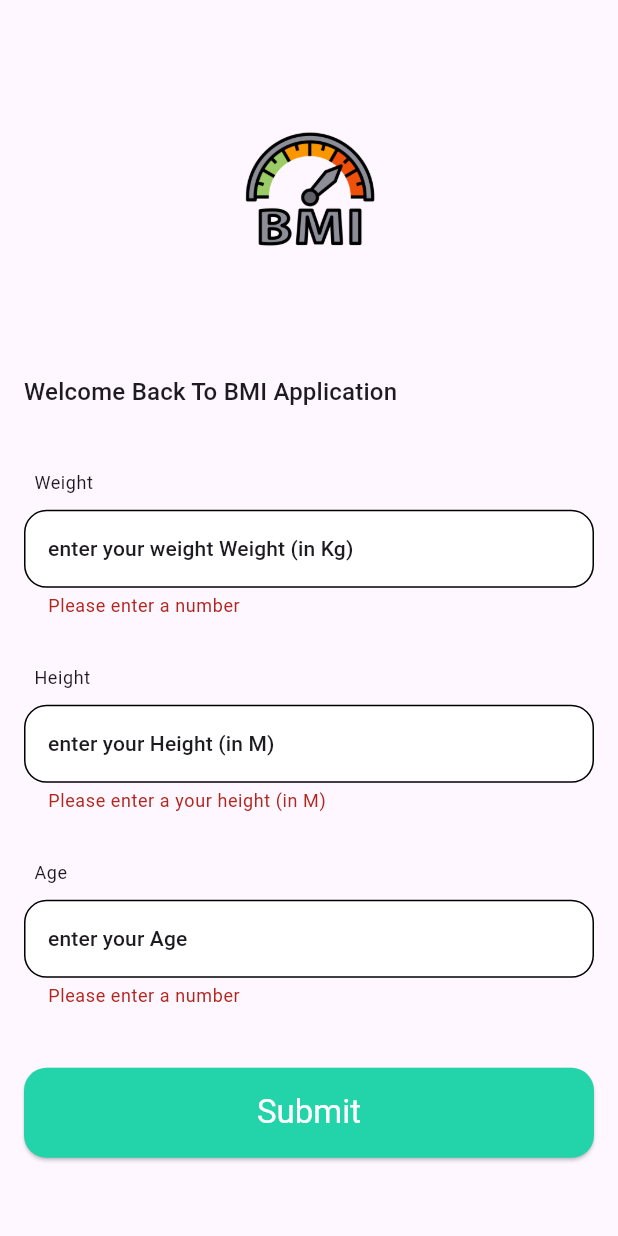
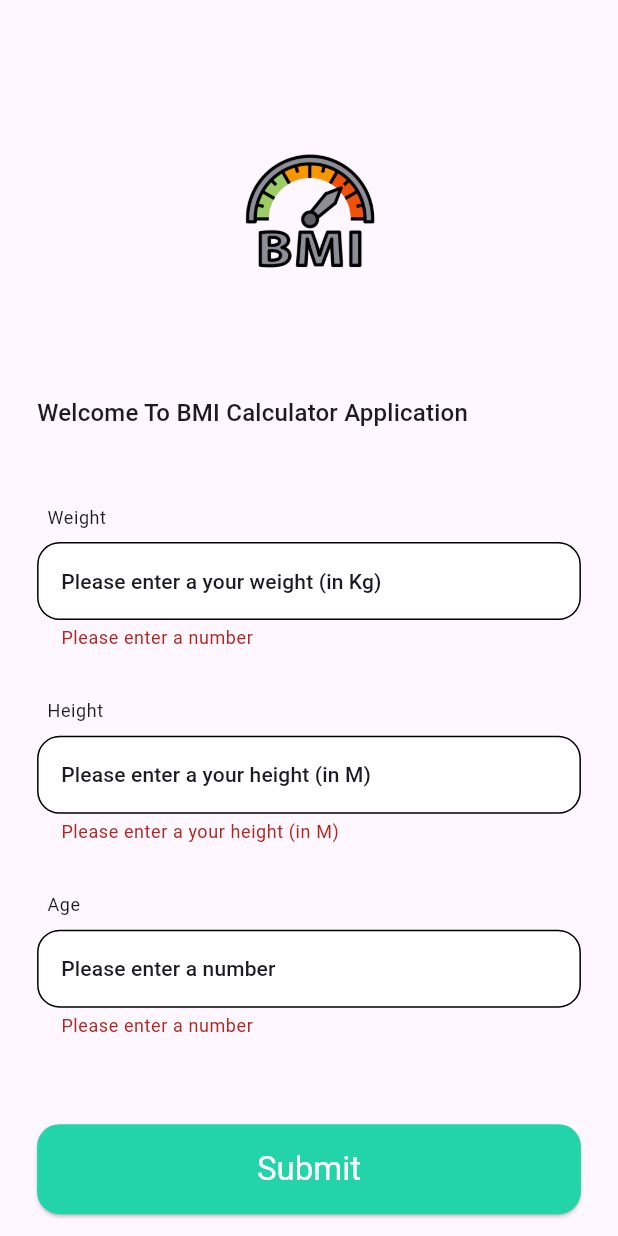
Before and after one commit to yahyaabdulaziz/bmi_calculator, a Flutter app: the HomeScreen screen opened by its route, after a tap on "Submit", on a phone screen of 412 x 824 dp. Run offline on Flutter 3.47's test engine with Material 3 defaults, Android fonts, the phone set to English and light mode, and no system bars; our stand-ins replace cloud_firestore, firebase_auth, firebase_core, share_plus; missing offline and left inert: pretty_gauge; accounts and stored records are empty.

Commit message:
Complete Implementing Full Task (App Strings & Responsive Code).

```diff
--- a/lib/main.dart
+++ b/lib/main.dart
@@ -1,4 +1,4 @@
-import 'package:bmi_calculator/result_provider.dart';
+import 'package:bmi_calculator/provider/result_provider.dart';
 import 'package:bmi_calculator/ui/auth/login_anonymously/login_anonymously.dart';
 import 'package:bmi_calculator/ui/auth/login_anonymously/login_view_model.dart';
 import 'package:bmi_calculator/ui/home/edit/edit_screen.dart';
@@ -14,6 +14,7 @@ void main() async {
   WidgetsFlutterBinding.ensureInitialized();
   await Firebase.initializeApp();
 
+  // using Provider State Management
   runApp(MultiProvider(providers: [
     ChangeNotifierProvider<ResultProvider>(
       create: (_) => ResultProvider(),
@@ -32,7 +33,6 @@ class MyApp extends StatelessWidget {
   Widget build(BuildContext context) {
     return MaterialApp(
       debugShowCheckedModeBanner: false,
-      title: 'BMI Calculator',
       routes: {
         // all the routes of my app
         LoginScreen.routeName: (_) => LoginScreen(
--- a/lib/ui/home/home_page/home_screen.dart
+++ b/lib/ui/home/home_page/home_screen.dart
@@ -1,5 +1,6 @@
 import 'package:bmi_calculator/ui/home/home_page/home_view_model.dart';
 import 'package:bmi_calculator/utils/app_assets.dart';
+import 'package:bmi_calculator/utils/app_strings.dart';
 import 'package:bmi_calculator/widgets/custom_button.dart';
 import 'package:bmi_calculator/widgets/custom_text_form_field.dart';
 import 'package:bmi_calculator/widgets/form_label.dart';
@@ -19,124 +20,124 @@ class _HomeScreenState extends State<HomeScreen> {
 
   @override
   Widget build(BuildContext context) {
+    var height = MediaQuery.of(context).size.height;
     return Scaffold(
       body: SingleChildScrollView(
         child: Padding(
-          padding: const EdgeInsets.all(16.0),
+          padding: EdgeInsets.all(height * .03),
           child: Form(
             key: viewModel.formKey,
             child: Column(
               crossAxisAlignment: CrossAxisAlignment.stretch,
               children: [
-                const SizedBox(
-                  height: 60,
+                SizedBox(
+                  height: height * .08,
                 ),
-                Image.asset(AppAssets.splash,
-                    height: MediaQuery.of(context).size.height * .12),
-                const SizedBox(
-                  height: 75,
+                Image.asset(AppAssets.splash, height: height * .12),
+                SizedBox(
+                  height: height * .09,
                 ),
                 Text(
-                  'Welcome Back To BMI Application',
+                  '${AppStrings.welcomeMessage}',
                   style: Theme.of(context).textTheme.titleMedium,
                 ),
-                const SizedBox(
-                  height: 40,
+                SizedBox(
+                  height: height * .06,
                 ),
                 FormLabelWidget(
-                  label: '  Weight',
+                  label: '  ${AppStrings.weight}',
                 ),
-                const SizedBox(
-                  height: 10,
+                SizedBox(
+                  height: height * .01,
                 ),
                 CustomTextFormField(
                     controller: viewModel.weightController,
-                    hintText: 'enter your weight Weight (in Kg)',
+                    hintText: '${AppStrings.enterWeightMessage}',
                     validator: (value) {
                       if (value!.isEmpty) {
-                        return 'Please enter a number';
+                        return '${AppStrings.enterNumber}';
                       }
 
-                      final number = int.tryParse(value!);
+                      final number = int.tryParse(value);
 
                       if (number == null) {
-                        return 'Please enter a valid number';
+                        return '${AppStrings.enterValidNumber}';
                       }
 
                       if (number < 0 || number > 200) {
-                        return 'Number must be between 0 and 200';
+                        return '${AppStrings.weightValidationMessage}';
                       }
 
                       return null;
                     },
                     type: TextInputType.number),
-                const SizedBox(
-                  height: 32,
+                SizedBox(
+                  height: height * .04,
                 ),
                 FormLabelWidget(
-                  label: '  Height',
+                  label: '  ${AppStrings.height}',
                 ),
-                const SizedBox(
-                  height: 10,
+                SizedBox(
+                  height: height * .01,
                 ),
                 CustomTextFormField(
-                  hintText: 'enter your Height (in M)',
+                  hintText: '${AppStrings.enterHeightMessage}',
                   controller: viewModel.heightController,
                   validator: (value) {
                     if (value!.isEmpty) {
-                      return 'Please enter a your height (in M)';
+                      return '${AppStrings.enterHeightMessage}';
                     }
 
-                    final number = double.tryParse(value!);
+                    final number = double.tryParse(value);
 
                     if (number == null) {
-                      return 'Please enter a valid number';
+                      return '${AppStrings.enterValidNumber}';
                     }
 
                     if (number < 0 || number > 2) {
-                      return 'Number must be between 0 and 2';
+                      return '${AppStrings.heightValidationMessage}';
                     }
 
                     return null;
                   },
                   type: TextInputType.number,
                 ),
-                const SizedBox(
-                  height: 32,
+                SizedBox(
+                  height: height * .04,
                 ),
                 FormLabelWidget(
-                  label: '  Age',
+                  label: '  ${AppStrings.age}',
                 ),
-                const SizedBox(
-                  height: 10,
+                SizedBox(
+                  height: height * .01,
                 ),
                 CustomTextFormField(
-                  hintText: 'enter your Age',
+                  hintText: '${AppStrings.enterAge}',
                   controller: viewModel.ageController,
                   validator: (value) {
                     if (value!.isEmpty) {
-                      return 'Please enter a number';
+                      return '${AppStrings.enterNumber}';
                     }
 
-                    final number = int.tryParse(value!);
+                    final number = int.tryParse(value);
 
                     if (number == null) {
-                      return 'Please enter a valid number';
+                      return '${AppStrings.enterValidNumber}';
                     }
 
                     if (number < 0 || number > 200) {
-                      return 'Number must be between 0 and 150';
+                      return '${AppStrings.ageValidationMessage}';
                     }
 
                     return null;
                   },
                   type: TextInputType.number,
                 ),
-                const SizedBox(
-                  height: 40,
+                SizedBox(
+                  height: height * .07,
                 ),
                 CustomButtonWidget(
-                    title: 'Submit',
+                    title: '${AppStrings.submit}',
                     onPressed: () {
                       viewModel.submitForm(context);
                     }),
--- a/lib/ui/home/home_page/home_view_model.dart
+++ b/lib/ui/home/home_page/home_view_model.dart
@@ -1,4 +1,6 @@
 import 'package:bmi_calculator/ui/home/result_page/result_screen.dart';
+import 'package:bmi_calculator/utils/app_strings.dart';
+import 'package:bmi_calculator/utils/constants.dart';
 import 'package:cloud_firestore/cloud_firestore.dart';
 import 'package:flutter/material.dart';
 
@@ -17,7 +19,7 @@ class HomeViewModel extends ChangeNotifier {
       double roundedResult = double.parse(bmiResult.toStringAsFixed(1));
 
       // Save result and current time to Fire store
-      FirebaseFirestore.instance.collection('bmiResults').add({
+      FirebaseFirestore.instance.collection("${Constants.collectionName}").add({
         'height': height,
         'weight': weight,
         'age': int.parse(ageController.text),
@@ -25,7 +27,7 @@ class HomeViewModel extends ChangeNotifier {
         'timestamp': DateTime.now(),
       });
 
-      print('BMI result saved to Fire store');
+      print('${AppStrings.bmiResultSavedToFirestore}');
       Navigator.pushNamed(context, ResultScreen.routeName,
           arguments: roundedResult);
       // Reset the form
--- /dev/null
+++ b/lib/utils/app_strings.dart
@@ -0,0 +1,54 @@
+class AppStrings {
+  static const String height = "Height";
+  static const String weight = "Weight";
+  static const String age = "Age";
+  static const String bmiResult = "BMI Result";
+  static const String timestamp = "timestamp";
+  static const String deleted = "Deleted";
+  static const String deletedFailed = "Deleted Failed";
+  static const String loginScreenRouteName = "LoginScreen";
+  static const String welcomeMessage = "Welcome To BMI Calculator Application";
+  static const String loginAnonymously = "Login Anonymously";
+  static const String editScreenRouteName = "EditScreen";
+  static const String editScreenMessage = "Edit BMI Application";
+  static const String enterNumber = "Please enter a number";
+  static const String enterAge = "Please enter a number";
+  static const String enterValidNumber = "Please enter a valid number";
+  static const String weightValidationMessage =
+      "Number must be between 0 and 200";
+  static const String enterHeightMessage = "Please enter a your height (in M)";
+  static const String enterWeightMessage = "Please enter a your weight (in Kg)";
+  static const String heightValidationMessage =
+      "Number must be between 0 and 2";
+  static const String ageValidationMessage = "Number must be between 0 and 150";
+  static const String update = "Update";
+
+  static const String documentUpdatedSuccessfully =
+      "Document updated successfully";
+  static const String failedToUpdateDocument = "Failed to update document";
+  static const String documentNotFound = "Document not found";
+  static const String errorCheckingDocumentExistence =
+      "Error checking document existence";
+
+  static const String submit = "Submit";
+  static const String bmiResultSavedToFirestore =
+      "BMI result saved to Fire store";
+
+  static const String invalidData = "Invalid data";
+  static const String yourScore = "Your Score";
+  static const String underWeight = "UnderWeight";
+  static const String normal = "Normal";
+  static const String overWeight = "OverWeight";
+  static const String obse = "Obese";
+  static const String bmi = "BMI";
+
+
+
+  static const String reCalculate = "Re-calculate";
+  static const String yourBMIIs = "Your BMI is";
+  static const String share = "Share";
+  static const String allEntries = "All Entries";
+  static const String error = "Error";
+  static const String noEntriesFound = "No entries found.";
+
+}
--- /dev/null
+++ b/lib/utils/constants.dart
@@ -0,0 +1,3 @@
+abstract class Constants {
+  static const collectionName = "bmiResults";
+}
```
Also changed, not shown: lib/provider/result_provider.dart (renamed from lib/result_provider.dart, +7 -4 lines), lib/ui/auth/login_anonymously/login_anonymously.dart (+4 -3 lines), lib/ui/home/edit/edit_screen.dart (+39 -38 lines), lib/ui/home/edit/edit_view_model.dart (+8 -6 lines), lib/ui/home/result_page/result_screen.dart (+35 -28 lines), lib/widgets/list_item.dart (+28 -20 lines).
